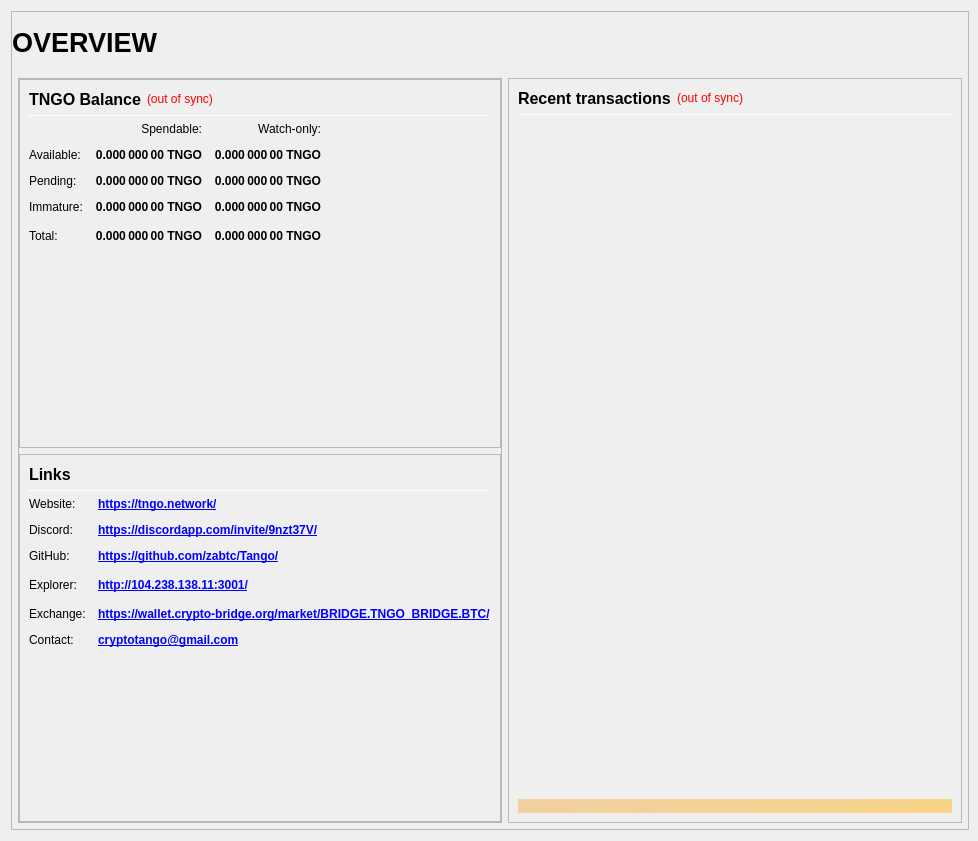
Old version of the form src/qt/forms/overviewpage.ui in the repository tangocrypto/Tango.
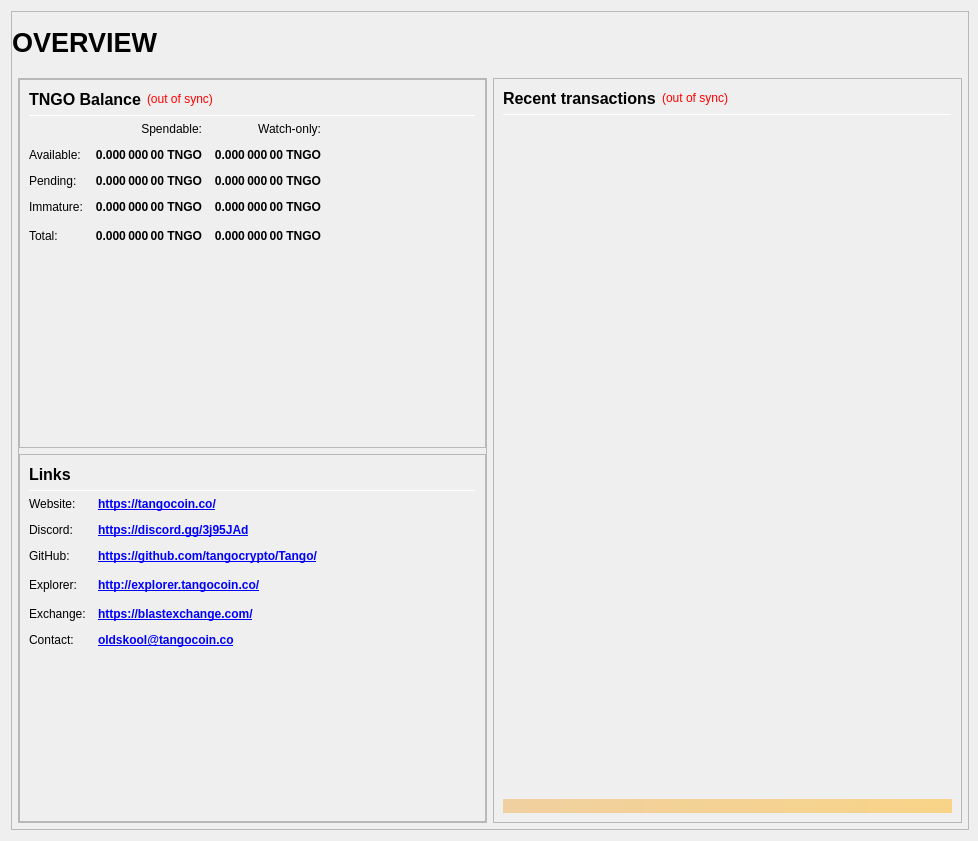
New version of the form.

The edit to the form file:
```diff
--- a/src/qt/forms/overviewpage.ui
+++ b/src/qt/forms/overviewpage.ui
@@ -671,7 +671,7 @@
                           </font>
                          </property>
                          <property name="text">
-                          <string notr="true">&lt;a href=&quot;https://tngo.network/&quot;&gt;https://tngo.network/&lt;/a&gt;</string>
+                          <string notr="true">&lt;a href=&quot;https://tangocoin.co/&quot;&gt;https://tangocoin.co/&lt;/a&gt;</string>
                          </property>
                          <property name="textFormat">
                           <enum>Qt::RichText</enum>
@@ -700,7 +700,7 @@
                           </font>
                          </property>
                          <property name="text">
-                          <string notr="true">&lt;a href=&quot;https://discordapp.com/invite/9nzt37V/&quot;&gt;https://discordapp.com/invite/9nzt37V/&lt;/a&gt;</string>
+                          <string notr="true">&lt;a href=&quot;https://discord.gg/3j95JAd&quot;&gt;https://discord.gg/3j95JAd&lt;/a&gt;</string>
                          </property>
                          <property name="alignment">
                           <set>Qt::AlignLeading|Qt::AlignLeft|Qt::AlignVCenter</set>
@@ -726,7 +726,7 @@
                           </font>
                          </property>
                          <property name="text">
-                          <string notr="true">&lt;a href=&quot;https://github.com/zabtc/Tango/&quot;&gt;https://github.com/zabtc/Tango/&lt;/a&gt;</string>
+                          <string notr="true">&lt;a href=&quot;https://github.com/tangocrypto/Tango/&quot;&gt;https://github.com/tangocrypto/Tango/&lt;/a&gt;</string>
                          </property>
                          <property name="alignment">
                            <set>Qt::AlignLeading|Qt::AlignLeft|Qt::AlignVCenter</set>
@@ -752,7 +752,7 @@
                           </font>
                          </property>
                          <property name="text">
-                          <string notr="true">&lt;a href=&quot;http://104.238.138.11:3001/&quot;&gt;http://104.238.138.11:3001/&lt;/a&gt;</string>
+                          <string notr="true">&lt;a href=&quot;http://explorer.tangocoin.co/&quot;&gt;http://explorer.tangocoin.co/&lt;/a&gt;</string>
                          </property>
                          <property name="alignment">
                            <set>Qt::AlignLeading|Qt::AlignLeft|Qt::AlignVCenter</set>
@@ -791,7 +791,7 @@
                           </font>
                          </property>
                          <property name="text">
-                          <string notr="true">&lt;a href=&quot;https://wallet.crypto-bridge.org/market/BRIDGE.TNGO_BRIDGE.BTC/&quot;&gt;https://wallet.crypto-bridge.org/market/BRIDGE.TNGO_BRIDGE.BTC/&lt;/a&gt;</string>
+                          <string notr="true">&lt;a href=&quot;https://blastexchange.com/&quot;&gt;https://blastexchange.com/&lt;/a&gt;</string>
                          </property>
                          <property name="alignment">
                            <set>Qt::AlignLeading|Qt::AlignLeft|Qt::AlignVCenter</set>
@@ -817,7 +817,7 @@
                           </font>
                          </property>
                          <property name="text">
-                          <string notr="true">&lt;a href=&quot;cryptotango@gmail.com&quot;&gt;cryptotango@gmail.com&lt;/a&gt;</string>
+                          <string notr="true">&lt;a href=&quot;coldskool@tangocoin.co&quot;&gt;oldskool@tangocoin.co&lt;/a&gt;</string>
                          </property>
                          <property name="alignment">
                            <set>Qt::AlignLeading|Qt::AlignLeft|Qt::AlignVCenter</set>
```
